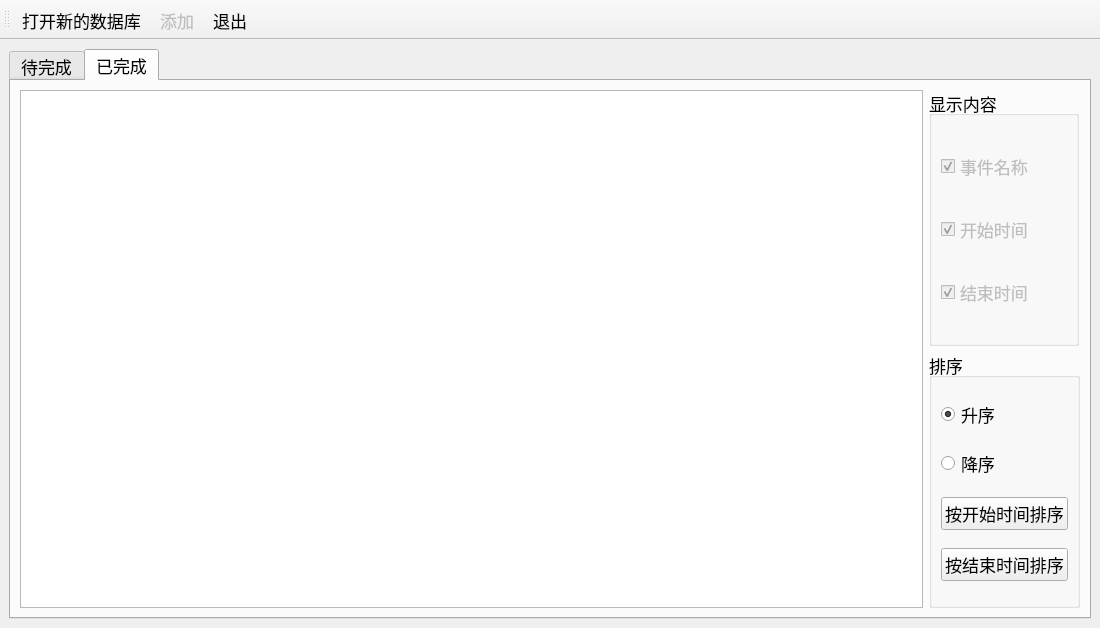
Qt form mainwindow.ui (Guan94326/TimeManagement) before a commit.
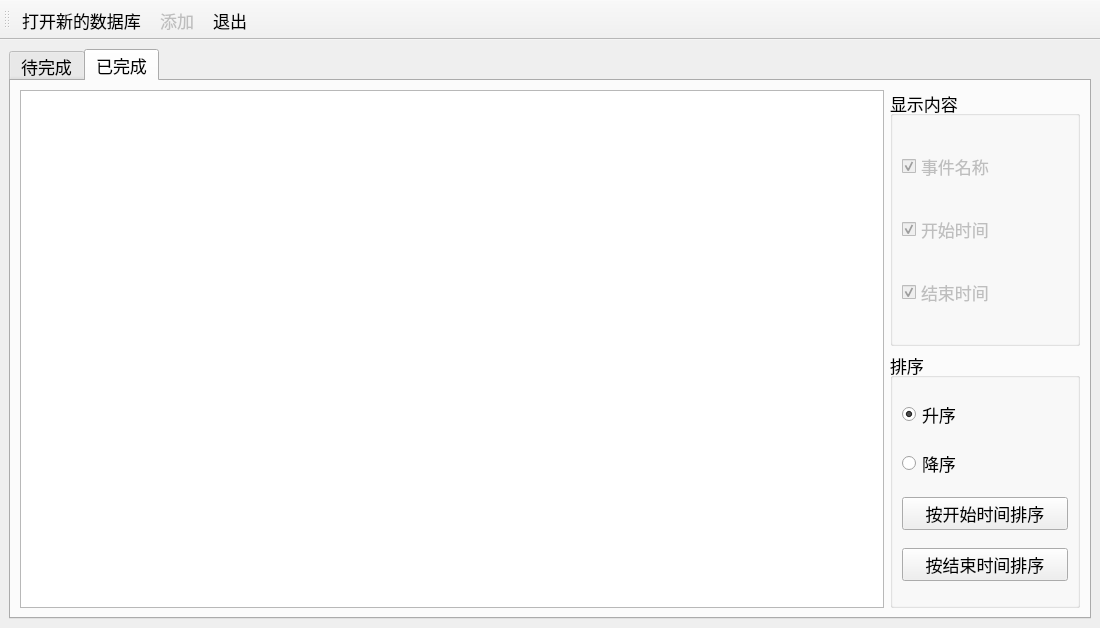
The same form after that commit. The open tabs and pages were chosen to show the change. Icons and pictures are not drawn.

Patch:
```diff
--- a/mainwindow.ui
+++ b/mainwindow.ui
@@ -28,6 +28,12 @@
    <layout class="QVBoxLayout" name="verticalLayout_2">
     <item>
      <widget class="QTabWidget" name="tabWidget">
+      <property name="minimumSize">
+       <size>
+        <width>0</width>
+        <height>0</height>
+       </size>
+      </property>
       <property name="currentIndex">
        <number>0</number>
       </property>
@@ -155,7 +161,14 @@
        </attribute>
        <layout class="QHBoxLayout" name="horizontalLayout_2">
         <item>
-         <widget class="QTableView" name="tableView_show_finished"/>
+         <widget class="QTableView" name="tableView_show_finished">
+          <property name="minimumSize">
+           <size>
+            <width>500</width>
+            <height>0</height>
+           </size>
+          </property>
+         </widget>
         </item>
         <item>
          <layout class="QVBoxLayout" name="verticalLayout_7">
@@ -163,13 +176,13 @@
            <widget class="QGroupBox" name="groupBox_2">
             <property name="minimumSize">
              <size>
-              <width>150</width>
+              <width>190</width>
               <height>0</height>
              </size>
             </property>
             <property name="maximumSize">
              <size>
-              <width>150</width>
+              <width>190</width>
               <height>16777215</height>
              </size>
             </property>
@@ -221,6 +234,18 @@
           </item>
           <item>
            <widget class="QGroupBox" name="groupBox_4">
+            <property name="minimumSize">
+             <size>
+              <width>190</width>
+              <height>0</height>
+             </size>
+            </property>
+            <property name="maximumSize">
+             <size>
+              <width>190</width>
+              <height>16777215</height>
+             </size>
+            </property>
             <property name="title">
              <string>排序</string>
             </property>
```
Left out of the diff: 42 changed lines with no effect on the pictures.
